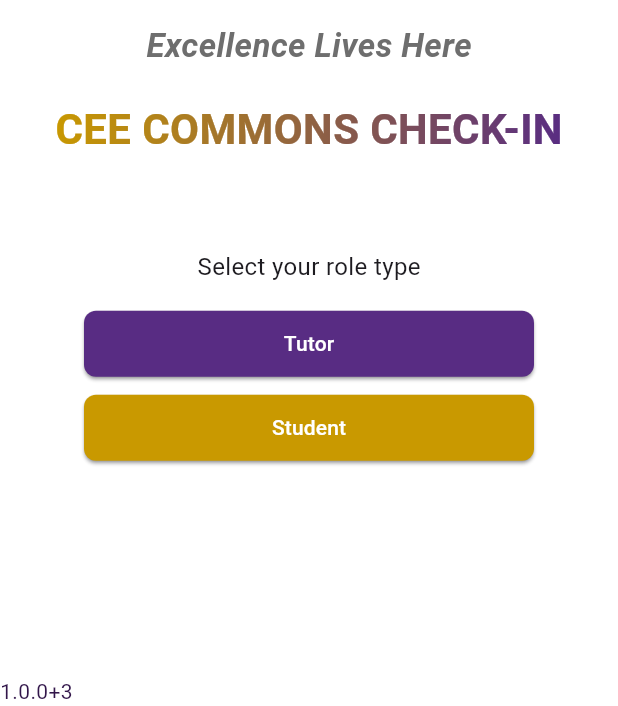
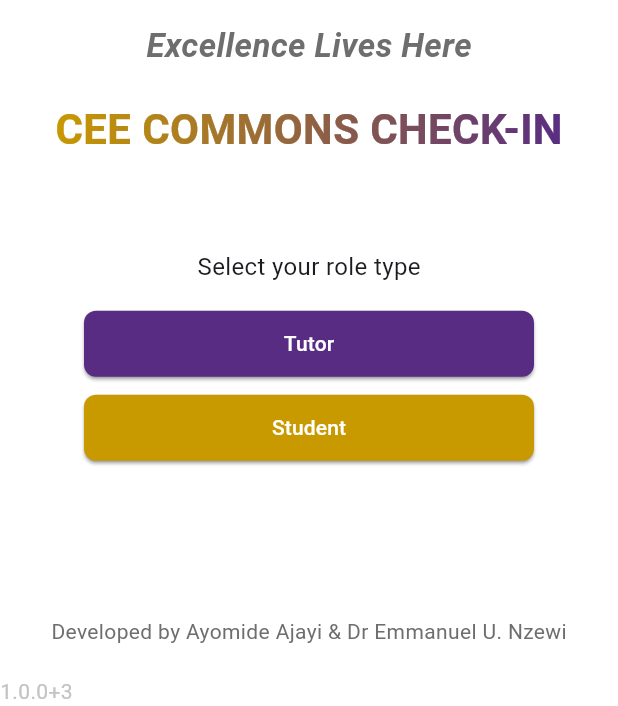
Before and after one commit to SKPnation/sign_class, a Flutter app: the screen it shows after launch, on a phone screen of 412 x 824 dp, the part 530-1236 px from its top. Run offline on Flutter 3.47's test engine with Material 3 defaults, Android fonts, the phone set to English and light mode, and no system bars; our stand-ins replace cloud_firestore, firebase_core, get, get_storage; accounts and stored records are empty.

Commit message:
added 'Developed by Ayomide Ajayi & Dr Emmanuel U. Nzewi'

```diff
--- a/lib/features/user_types.dart
+++ b/lib/features/user_types.dart
@@ -61,27 +61,51 @@ class UserTypesPage extends StatelessWidget {
                   width: 300,
                   child: Column(
                     children: [
-                          CustomText(text: "Select your role type", size: AppFonts.baseSize),
+                      CustomText(
+                        text: "Select your role type",
+                        size: AppFonts.baseSize,
+                      ),
                       const SizedBox(height: 16),
-                          CustomButton(onPressed: ()=>onboardingController.chooseTutor(), text: "Tutor", bgColor: AppColors.purple),
+                      CustomButton(
+                        onPressed: () => onboardingController.chooseTutor(),
+                        text: "Tutor",
+                        bgColor: AppColors.purple,
+                      ),
                       SizedBox(height: 8),
-                          CustomButton(onPressed: ()=>onboardingController.chooseStudent(), text: "Student", bgColor: AppColors.gold),
+                      CustomButton(
+                        onPressed: () => onboardingController.chooseStudent(),
+                        text: "Student",
+                        bgColor: AppColors.gold,
+                      ),
                       SizedBox(height: 8),
                     ],
-                      )
-                  )
-
-
+                  ),
+                ),
               ],
             ),
           ),
 
+          Positioned(
+            // alignment: Alignment.bottomCenter,
+            bottom: 40,
+            left: 0,
+            right: 0,
+
+            child: Center(
+              child: CustomText(
+                text: "Developed by Ayomide Ajayi & Dr Emmanuel U. Nzewi",
+                color: AppColors.grey[300],
+              ),
+            ),
+          ),
+
+
           Align(
             alignment: Alignment.bottomLeft,
-              child: CustomText(text: "1.0.0+3", color: AppColors.purpleDarker),
+            child: CustomText(text: "1.0.0+3", color: AppColors.grey[200]),
           ),
         ],
-        )
+      ),
     );
   }
 }
```
Also changed, not shown: lib/features/onboarding.dart (deleted, +0 -14 lines). Lines whose indentation alone changed are shown as unchanged.
